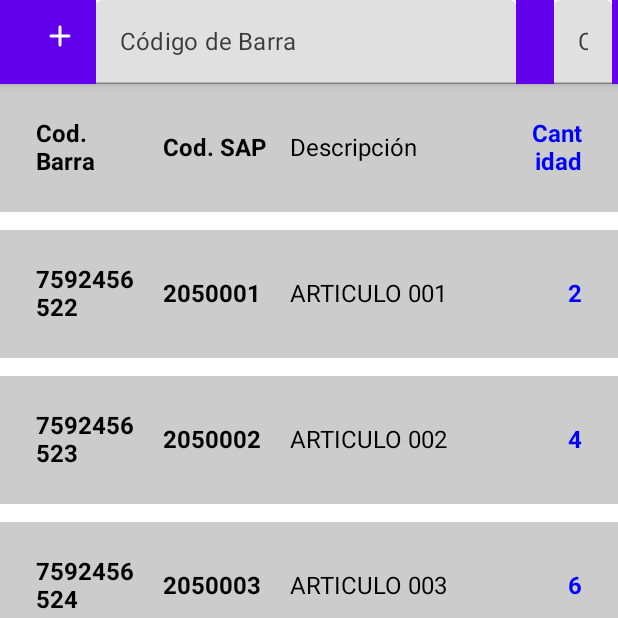
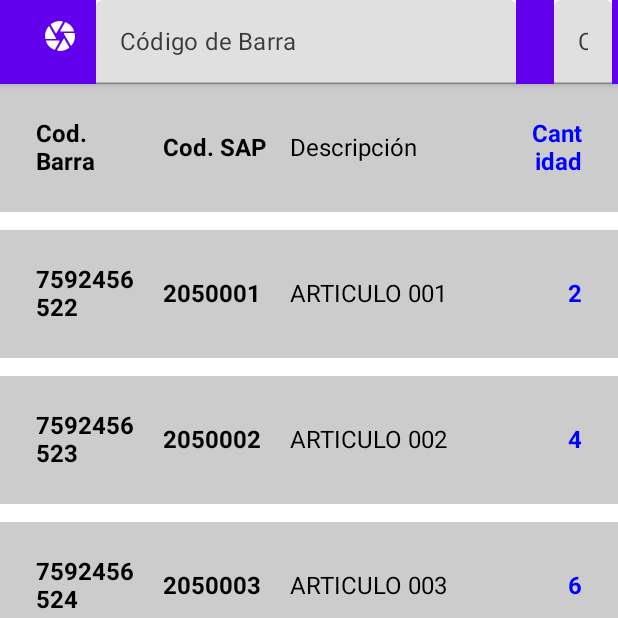
Before and after one commit to carlosmelendezr/Inven2, an Android app built with Jetpack Compose: the pantalla_cargadatos screen opened through its navigation route, on a phone screen of 412 x 824 dp, the top half of it. Run offline under Robolectric (Android 15) with nearby library versions, the phone set to English and light mode, and no system bars.

Commit message:
Boton Agregar camara

```diff
--- a/app/src/main/java/com/veramed/inven2/ui/Botones.kt
+++ b/app/src/main/java/com/veramed/inven2/ui/Botones.kt
@@ -5,7 +5,7 @@ import androidx.compose.material.Icon
 import androidx.compose.material.IconButton
 import androidx.compose.material.Text
 import androidx.compose.material.icons.Icons
-import androidx.compose.material.icons.rounded.Add
+import androidx.compose.material.icons.rounded.Camera
 import androidx.compose.runtime.Composable
 import androidx.compose.ui.tooling.preview.Preview
 import androidx.navigation.NavController
@@ -26,6 +26,6 @@ fun BotonEscanear(){
     IconButton(
         onClick = { }
     ) {
-        Icon(Icons.Rounded.Add,contentDescription = "Scanear con la cámara" )
+        Icon(Icons.Rounded.Camera,contentDescription = "Scanear con la cámara" )
     }
 }
```
